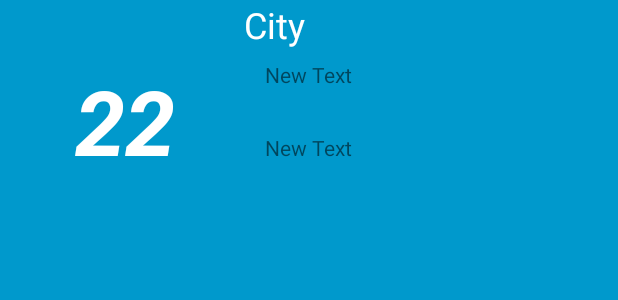
After one commit to IvanSvirin/WeatherForecast, an Android app: the layout weather_widget.xml on its own in the app's theme, with its tools: preview values and no code run, on a phone screen of 412 x 824 dp. The commit adds this screen. Shown: the top 300 px of the screen. Run offline under Robolectric (Android 15) with nearby library versions, the phone set to English and light mode, and no system bars.

Commit message:
changed Activity to Widget

```diff
--- a/app/src/main/java/com/example/ivansv/weatherforecast/MainActivity.java
+++ b/app/src/main/java/com/example/ivansv/weatherforecast/MainActivity.java
@@ -31,6 +31,7 @@ public class MainActivity extends AppCompatActivity {
         super.onCreate(savedInstanceState);
         setContentView(R.layout.start_fragment);
 
+        final TextView tvName = (TextView) findViewById(R.id.placeTextView);
         final TextView tvTemperature = (TextView) findViewById(R.id.temperatureValue);
         final TextView tvCloudiness = (TextView) findViewById(R.id.cloudinessValue);
         final TextView tvWindSpeed = (TextView) findViewById(R.id.windValue);
@@ -47,6 +48,7 @@ public class MainActivity extends AppCompatActivity {
                 API_KEY, new Callback<Forecast>() {
             @Override
             public void success(Forecast forecast, Response response) {
+                tvName.setText(forecast.getName());
                 tvTemperature.setText(String.valueOf((int) (forecast.getMain().getTemp() - 273.15)));
                 tvCloudiness.setText(String.valueOf(forecast.getClouds().getAll()));
                 tvWindSpeed.setText(String.valueOf((int) (forecast.getWind().getSpeed() * 1)));
@@ -71,7 +73,6 @@ public class MainActivity extends AppCompatActivity {
             requestPermissions(new String[]{Manifest.permission.ACCESS_FINE_LOCATION,
                     Manifest.permission.ACCESS_COARSE_LOCATION}, ACCESS_LOCATION_PERMISSION);
         }
-        Location location = locationManager.getLastKnownLocation(LocationManager.PASSIVE_PROVIDER);
-        return location;
+        return locationManager.getLastKnownLocation(LocationManager.PASSIVE_PROVIDER);
     }
 }
--- /dev/null
+++ b/app/src/main/res/layout/weather_widget.xml
@@ -0,0 +1,54 @@
+<RelativeLayout xmlns:android="http://schemas.android.com/apk/res/android"
+    android:layout_width="match_parent"
+    android:layout_height="match_parent"
+    android:background="#09C"
+    android:padding="@dimen/widget_margin">
+
+    <TextView
+        android:id="@+id/temperature"
+        android:layout_width="wrap_content"
+        android:layout_height="wrap_content"
+        android:background="#09C"
+        android:textColor="#ffffff"
+        android:textSize="60sp"
+        android:textStyle="bold|italic"
+        android:text="22"
+        android:layout_marginLeft="50dp"
+        android:layout_marginTop="40dp"
+        android:layout_alignParentTop="true"
+        android:layout_alignParentLeft="true"
+        android:layout_alignParentStart="true"
+        android:layout_marginStart="50dp" />
+
+    <TextView
+        android:layout_width="wrap_content"
+        android:layout_height="wrap_content"
+        android:text="City"
+        android:id="@+id/name"
+        android:layout_alignParentTop="true"
+        android:layout_toRightOf="@+id/temperature"
+        android:layout_toEndOf="@+id/temperature"
+        android:layout_marginLeft="46dp"
+        android:layout_marginStart="46dp"
+        android:textSize="24sp"
+        android:textColor="#ffff" />
+
+    <TextView
+        android:layout_width="wrap_content"
+        android:layout_height="wrap_content"
+        android:text="New Text"
+        android:id="@+id/pressure"
+        android:layout_alignTop="@+id/temperature"
+        android:layout_centerHorizontal="true" />
+
+    <TextView
+        android:layout_width="wrap_content"
+        android:layout_height="wrap_content"
+        android:text="New Text"
+        android:id="@+id/wind"
+        android:layout_alignBaseline="@+id/temperature"
+        android:layout_alignBottom="@+id/temperature"
+        android:layout_alignLeft="@+id/pressure"
+        android:layout_alignStart="@+id/pressure" />
+
+</RelativeLayout>
--- a/app/src/main/res/values/dimens.xml
+++ b/app/src/main/res/values/dimens.xml
@@ -3,4 +3,10 @@
     <dimen name="activity_horizontal_margin">16dp</dimen>
     <dimen name="activity_vertical_margin">16dp</dimen>
     <dimen name="text_margin">16dp</dimen>
+
+    <!--
+Refer to App Widget Documentation for margin information
+http://developer.android.com/guide/topics/appwidgets/index.html#CreatingLayout
+    -->
+    <dimen name="widget_margin">8dp</dimen>
 </resources>
--- a/app/src/main/res/values/strings.xml
+++ b/app/src/main/res/values/strings.xml
@@ -14,4 +14,5 @@
     <string name="detailWind">Ветер</string>
     <string name="detailPressure">Атм. давление</string>
     <string name="detailWetness">Влажность</string>
+    <string name="add_widget">Add widget</string>
 </resources>
```
Also changed, not shown: app/src/main/AndroidManifest.xml (+33 -8 lines), app/src/main/java/com/example/ivansv/weatherforecast/ConfigureActivity.java (added, +124 -0 lines), app/src/main/java/com/example/ivansv/weatherforecast/UpdateService.java (added, +91 -0 lines), app/src/main/java/com/example/ivansv/weatherforecast/WeatherWidget.java (added, +86 -0 lines), app/src/main/res/values-v14/dimens.xml (added, +10 -0 lines), app/src/main/res/xml/weather_widget_info.xml (added, +16 -0 lines), app/src/main/res/drawable-nodpi/example_appwidget_preview.png (added).
